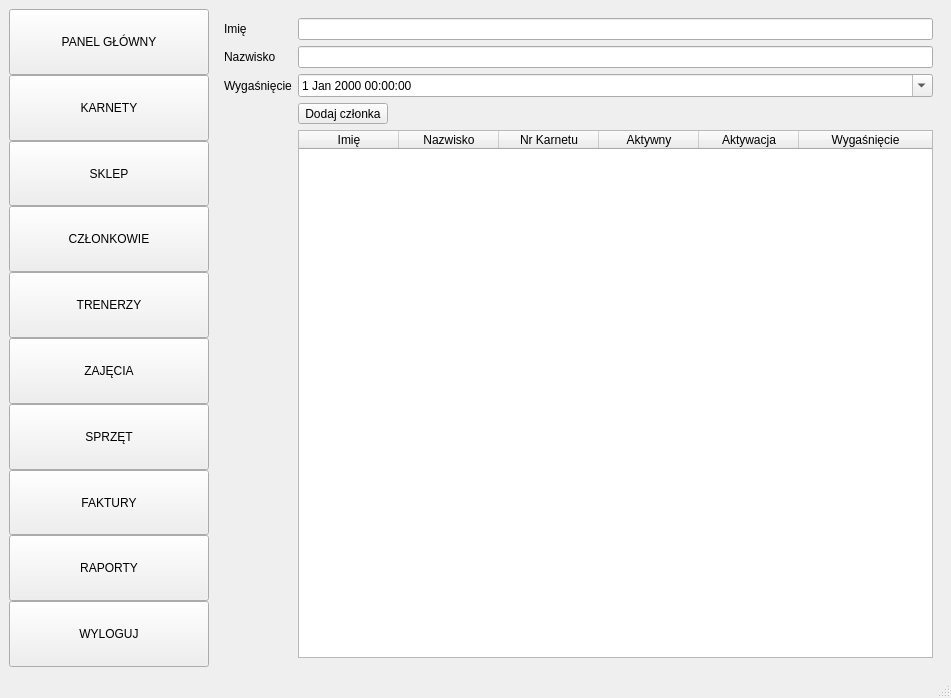
Old version of the form mainwindow.ui in the repository skb-it/FitAdmin_v1.
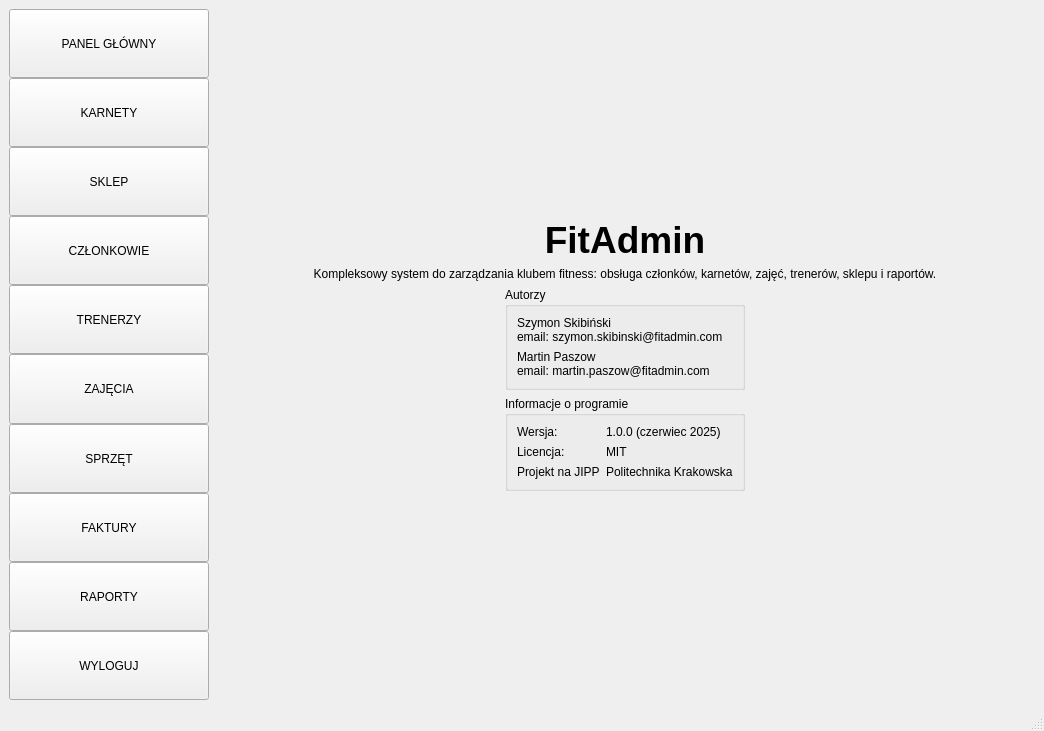
New version of the form. Icons and pictures are not drawn.

Commit message: System zarzadzania karnetami

Patch:
```diff
--- a/mainwindow.ui
+++ b/mainwindow.ui
@@ -6,8 +6,8 @@
    <rect>
     <x>0</x>
     <y>0</y>
-    <width>951</width>
-    <height>698</height>
+    <width>1044</width>
+    <height>731</height>
    </rect>
   </property>
   <property name="windowTitle">
@@ -323,9 +323,189 @@
     <item>
      <widget class="QStackedWidget" name="stackedWidget">
       <property name="currentIndex">
-       <number>1</number>
+       <number>0</number>
       </property>
-      <widget class="QWidget" name="page"/>
+      <widget class="QWidget" name="mainPage">
+       <layout class="QVBoxLayout" name="verticalLayoutMain">
+        <item>
+         <spacer name="verticalSpacerTop">
+          <property name="orientation">
+           <enum>Qt::Orientation::Vertical</enum>
+          </property>
+          <property name="sizeHint" stdset="0">
+           <size>
+            <width>20</width>
+            <height>40</height>
+           </size>
+          </property>
+         </spacer>
+        </item>
+        <item>
+         <widget class="QLabel" name="labelAppTitle">
+          <property name="font">
+           <font>
+            <pointsize>28</pointsize>
+            <bold>true</bold>
+           </font>
+          </property>
+          <property name="text">
+           <string>FitAdmin</string>
+          </property>
+          <property name="alignment">
+           <set>Qt::AlignmentFlag::AlignCenter</set>
+          </property>
+         </widget>
+        </item>
+        <item>
+         <widget class="QLabel" name="labelAppDesc">
+          <property name="text">
+           <string>Kompleksowy system do zarządzania klubem fitness: obsługa członków, karnetów, zajęć, trenerów, sklepu i raportów.</string>
+          </property>
+          <property name="alignment">
+           <set>Qt::AlignmentFlag::AlignCenter</set>
+          </property>
+          <property name="wordWrap">
+           <bool>true</bool>
+          </property>
+         </widget>
+        </item>
+        <item>
+         <layout class="QHBoxLayout" name="horizontalLayoutCenter">
+          <item>
+           <spacer name="horizontalSpacerLeft">
+            <property name="orientation">
+             <enum>Qt::Orientation::Horizontal</enum>
+            </property>
+            <property name="sizeHint" stdset="0">
+             <size>
+              <width>50</width>
+              <height>20</height>
+             </size>
+            </property>
+           </spacer>
+          </item>
+          <item>
+           <layout class="QVBoxLayout" name="verticalLayoutContent">
+            <item>
+             <widget class="QGroupBox" name="groupBoxAuthors">
+              <property name="title">
+               <string>Autorzy</string>
+              </property>
+              <layout class="QVBoxLayout" name="verticalLayoutAuthors">
+               <item>
+                <widget class="QLabel" name="labelAuthor1">
+                 <property name="text">
+                  <string>Szymon Skibiński
+email: szymon.skibinski@fitadmin.com</string>
+                 </property>
+                 <property name="alignment">
+                  <set>Qt::AlignmentFlag::AlignLeading</set>
+                 </property>
+                 <property name="wordWrap">
+                  <bool>true</bool>
+                 </property>
+                </widget>
+               </item>
+               <item>
+                <widget class="QLabel" name="labelAuthor2">
+                 <property name="text">
+                  <string>Martin Paszow
+email: martin.paszow@fitadmin.com</string>
+                 </property>
+                 <property name="alignment">
+                  <set>Qt::AlignmentFlag::AlignLeading</set>
+                 </property>
+                 <property name="wordWrap">
+                  <bool>true</bool>
+                 </property>
+                </widget>
+               </item>
+              </layout>
+             </widget>
+            </item>
+            <item>
+             <widget class="QGroupBox" name="groupBoxInfo">
+              <property name="title">
+               <string>Informacje o programie</string>
+              </property>
+              <layout class="QFormLayout" name="formLayoutInfo">
+               <item row="0" column="0">
+                <widget class="QLabel" name="labelVersion">
+                 <property name="text">
+                  <string>Wersja:</string>
+                 </property>
+                </widget>
+               </item>
+               <item row="0" column="1">
+                <widget class="QLabel" name="labelVersionValue">
+                 <property name="text">
+                  <string>1.0.0 (czerwiec 2025)</string>
+                 </property>
+                </widget>
+               </item>
+               <item row="1" column="0">
+                <widget class="QLabel" name="labelLicense">
+                 <property name="text">
+                  <string>Licencja:</string>
+                 </property>
+                </widget>
+               </item>
+               <item row="1" column="1">
+                <widget class="QLabel" name="labelLicenseValue">
+                 <property name="text">
+                  <string>MIT</string>
+                 </property>
+                </widget>
+               </item>
+               <item row="2" column="0">
+                <widget class="QLabel" name="labelProject">
+                 <property name="text">
+                  <string>Projekt na JIPP</string>
+                 </property>
+                </widget>
+               </item>
+               <item row="2" column="1">
+                <widget class="QLabel" name="labelSubject">
+                 <property name="text">
+                  <string>Politechnika Krakowska</string>
+                 </property>
+                </widget>
+               </item>
+              </layout>
+             </widget>
+            </item>
+           </layout>
+          </item>
+          <item>
+           <spacer name="horizontalSpacerRight">
+            <property name="orientation">
+             <enum>Qt::Orientation::Horizontal</enum>
+            </property>
+            <property name="sizeHint" stdset="0">
+             <size>
+              <width>50</width>
+              <height>20</height>
+             </size>
+            </property>
+           </spacer>
+          </item>
+         </layout>
+        </item>
+        <item>
+         <spacer name="verticalSpacerBottom">
+          <property name="orientation">
+           <enum>Qt::Orientation::Vertical</enum>
+          </property>
+          <property name="sizeHint" stdset="0">
+           <size>
+            <width>20</width>
+            <height>40</height>
+           </size>
+          </property>
+         </spacer>
+        </item>
+       </layout>
+      </widget>
       <widget class="QWidget" name="czlonkowieStrona">
        <layout class="QHBoxLayout" name="horizontalLayout_2">
         <item>
@@ -338,18 +518,7 @@
            </widget>
           </item>
           <item row="0" column="1">
-           <widget class="QLineEdit" name="lineEditImie">
-            <property name="text">
-             <string/>
-            </property>
-           </widget>
-          </item>
-          <item row="1" column="1">
-           <widget class="QLineEdit" name="lineEditNazwisko">
-            <property name="text">
-             <string/>
-            </property>
-           </widget>
+           <widget class="QLineEdit" name="lineEditImie"/>
           </item>
           <item row="1" column="0">
            <widget class="QLabel" name="labelNazwisko">
@@ -359,24 +528,48 @@
            </widget>
           </item>
           <item row="2" column="1">
+           <widget class="QComboBox" name="comboBoxKarnet"/>
+          </item>
+          <item row="3" column="0">
+           <widget class="QLabel" name="label">
+            <property name="text">
+             <string>Wygaśnięcie</string>
+            </property>
+           </widget>
+          </item>
+          <item row="3" column="1">
            <widget class="QDateTimeEdit" name="dateTimeEditWygasniecie">
+            <property name="minimumDateTime">
+             <datetime>
+              <hour>0</hour>
+              <minute>0</minute>
+              <second>0</second>
+              <year>2025</year>
+              <month>6</month>
+              <day>2</day>
+             </datetime>
+            </property>
+            <property name="minimumDate">
+             <date>
+              <year>2025</year>
+              <month>6</month>
+              <day>2</day>
+             </date>
+            </property>
             <property name="calendarPopup">
              <bool>true</bool>
             </property>
            </widget>
           </item>
-          <item row="3" column="1">
+          <item row="4" column="1">
            <widget class="QToolButton" name="toolButtonDodajCzlonka">
             <property name="text">
              <string>Dodaj członka</string>
             </property>
            </widget>
           </item>
-          <item row="4" column="1">
+          <item row="5" column="1">
            <widget class="QTableWidget" name="tableWidgetCzlonkowie">
-            <property name="sizeAdjustPolicy">
-             <enum>QAbstractScrollArea::SizeAdjustPolicy::AdjustToContentsOnFirstShow</enum>
-            </property>
             <property name="columnCount">
              <number>6</number>
             </property>
@@ -398,7 +591,7 @@
             </column>
             <column>
              <property name="text">
-              <string>Nr Karnetu</string>
+              <string>Karnet</string>
              </property>
             </column>
             <column>
@@ -408,7 +601,7 @@
             </column>
             <column>
              <property name="text">
-              <string>Aktywacja</string>
+              <string>Pozostałych Wejść</string>
              </property>
             </column>
             <column>
@@ -419,7 +612,7 @@
            </widget>
           </item>
           <item row="2" column="0">
-           <widget class="QLabel" name="label">
+           <widget class="QLabel" name="labelCzasTrwania">
             <property name="text">
              <string>Wygaśnięcie</string>
             </property>
```
Left out of the diff: 181 changed lines with no effect on the pictures. The commit also changes 10 other files.
